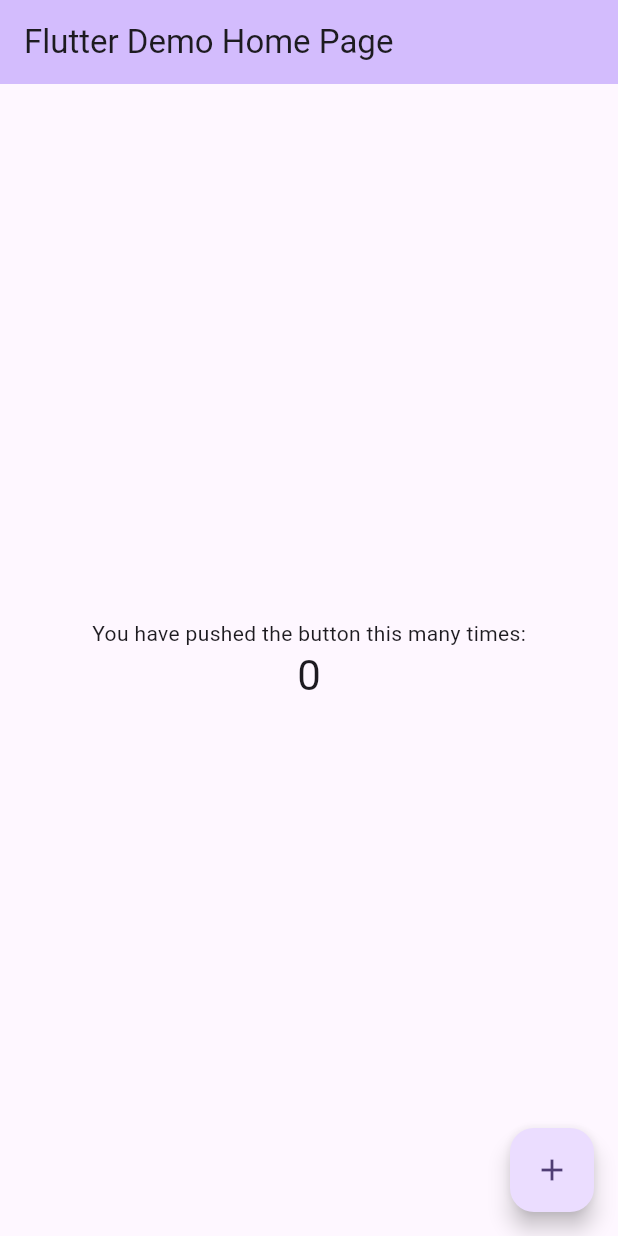
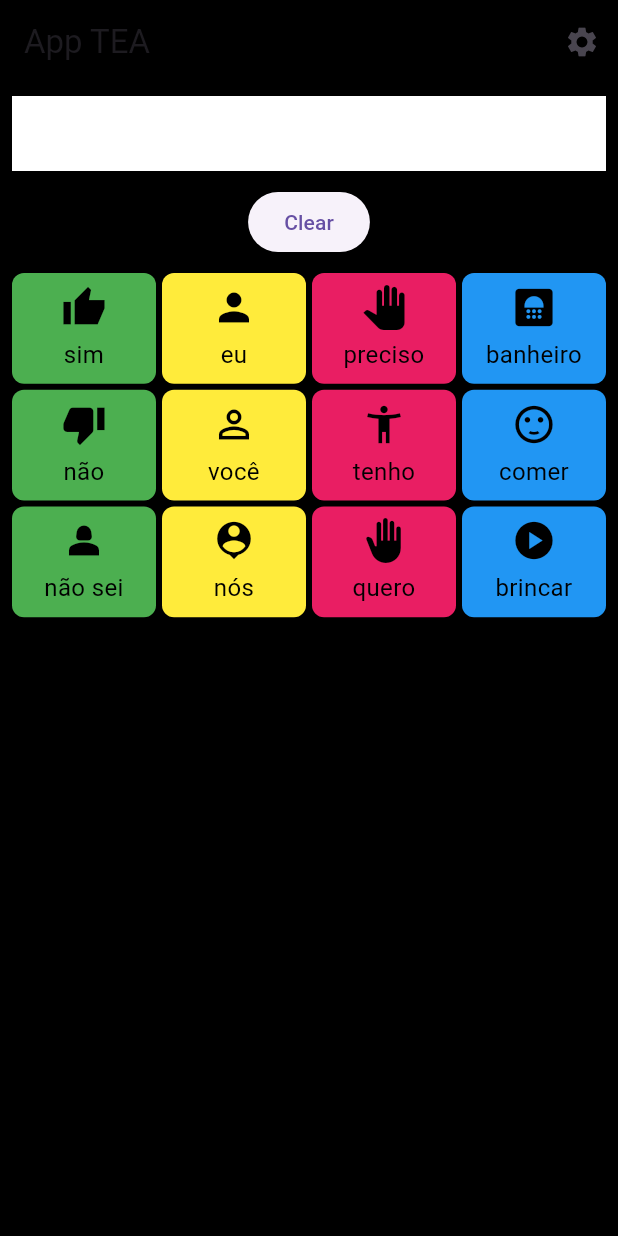
Before and after one commit to GaaDias/Aplicativo_CAA, a Flutter app: the screen it shows after launch, on a phone screen of 412 x 824 dp. Run offline on Flutter 3.47's test engine with Material 3 defaults, Android fonts, the phone set to English and light mode, and no system bars.

Commit message:
template home page

```diff
--- a/lib/main.dart
+++ b/lib/main.dart
@@ -1,125 +1,25 @@
 import 'package:flutter/material.dart';
+import 'screens/home_page.dart';
 
 void main() {
-  runApp(const MyApp());
+  runApp(TDSnapApp());
 }
 
-class MyApp extends StatelessWidget {
-  const MyApp({super.key});
-
-  // This widget is the root of your application.
+class TDSnapApp extends StatelessWidget {
   @override
   Widget build(BuildContext context) {
     return MaterialApp(
-      title: 'Flutter Demo',
-      theme: ThemeData(
-        // This is the theme of your application.
-        //
-        // TRY THIS: Try running your application with "flutter run". You'll see
-        // the application has a purple toolbar. Then, without quitting the app,
-        // try changing the seedColor in the colorScheme below to Colors.green
-        // and then invoke "hot reload" (save your changes or press the "hot
-        // reload" button in a Flutter-supported IDE, or press "r" if you used
-        // the command line to start the app).
-        //
-        // Notice that the counter didn't reset back to zero; the application
-        // state is not lost during the reload. To reset the state, use hot
-        // restart instead.
-        //
-        // This works for code too, not just values: Most code changes can be
-        // tested with just a hot reload.
-        colorScheme: ColorScheme.fromSeed(seedColor: Colors.deepPurple),
-        useMaterial3: true,
+      home: Scaffold(
+        backgroundColor: Colors.black,
+        appBar: AppBar(
+          title: Text('App TEA'),
+          backgroundColor: Colors.black87,
+          actions: [
+            IconButton(icon: Icon(Icons.settings), onPressed: () {}),
+          ],
+        ),
+        body: HomePage(),
       ),
-      home: const MyHomePage(title: 'Flutter Demo Home Page'),
     );
   }
 }
-
-class MyHomePage extends StatefulWidget {
-  const MyHomePage({super.key, required this.title});
-
-  // This widget is the home page of your application. It is stateful, meaning
-  // that it has a State object (defined below) that contains fields that affect
-  // how it looks.
-
-  // This class is the configuration for the state. It holds the values (in this
-  // case the title) provided by the parent (in this case the App widget) and
-  // used by the build method of the State. Fields in a Widget subclass are
-  // always marked "final".
-
-  final String title;
-
-  @override
-  State<MyHomePage> createState() => _MyHomePageState();
-}
-
-class _MyHomePageState extends State<MyHomePage> {
-  int _counter = 0;
-
-  void _incrementCounter() {
-    setState(() {
-      // This call to setState tells the Flutter framework that something has
-      // changed in this State, which causes it to rerun the build method below
-      // so that the display can reflect the updated values. If we changed
-      // _counter without calling setState(), then the build method would not be
-      // called again, and so nothing would appear to happen.
-      _counter++;
-    });
-  }
-
-  @override
-  Widget build(BuildContext context) {
-    // This method is rerun every time setState is called, for instance as done
-    // by the _incrementCounter method above.
-    //
-    // The Flutter framework has been optimized to make rerunning build methods
-    // fast, so that you can just rebuild anything that needs updating rather
-    // than having to individually change instances of widgets.
-    return Scaffold(
-      appBar: AppBar(
-        // TRY THIS: Try changing the color here to a specific color (to
-        // Colors.amber, perhaps?) and trigger a hot reload to see the AppBar
-        // change color while the other colors stay the same.
-        backgroundColor: Theme.of(context).colorScheme.inversePrimary,
-        // Here we take the value from the MyHomePage object that was created by
-        // the App.build method, and use it to set our appbar title.
-        title: Text(widget.title),
-      ),
-      body: Center(
-        // Center is a layout widget. It takes a single child and positions it
-        // in the middle of the parent.
-        child: Column(
-          // Column is also a layout widget. It takes a list of children and
-          // arranges them vertically. By default, it sizes itself to fit its
-          // children horizontally, and tries to be as tall as its parent.
-          //
-          // Column has various properties to control how it sizes itself and
-          // how it positions its children. Here we use mainAxisAlignment to
-          // center the children vertically; the main axis here is the vertical
-          // axis because Columns are vertical (the cross axis would be
-          // horizontal).
-          //
-          // TRY THIS: Invoke "debug painting" (choose the "Toggle Debug Paint"
-          // action in the IDE, or press "p" in the console), to see the
-          // wireframe for each widget.
-          mainAxisAlignment: MainAxisAlignment.center,
-          children: <Widget>[
-            const Text(
-              'You have pushed the button this many times:',
-            ),
-            Text(
-              '$_counter',
-              style: Theme.of(context).textTheme.headlineMedium,
-            ),
-          ],
-        ),
-      ),
-      floatingActionButton: FloatingActionButton(
-        onPressed: _incrementCounter,
-        tooltip: 'Increment',
-        child: const Icon(Icons.add),
-      ), // This trailing comma makes auto-formatting nicer for build methods.
-    );
-  }
-}
--- /dev/null
+++ b/lib/models/cards.dart
@@ -0,0 +1,9 @@
+import 'package:flutter/material.dart';
+
+class Cards {
+  final String label;
+  final Color color;
+  final IconData icon;
+
+  Cards(this.label, this.color, this.icon);
+}
--- /dev/null
+++ b/lib/screens/home_page.dart
@@ -0,0 +1,85 @@
+import 'package:flutter/material.dart';
+import '../models/cards.dart';
+import '../widgets/cards_widget.dart';
+
+class HomePage extends StatefulWidget {
+  @override
+  _HomePageState createState() => _HomePageState();
+}
+
+class _HomePageState extends State<HomePage> {
+  final List<Cards> buttons = [
+    Cards("sim", Colors.green, Icons.thumb_up_alt_sharp),
+    Cards("eu", Colors.yellow, Icons.person),
+    Cards("preciso", Colors.pink, Icons.pan_tool),
+    Cards("banheiro", Colors.blue, Icons.bathroom),
+    Cards("não", Colors.green, Icons.thumb_down),
+    Cards("você", Colors.yellow, Icons.person_outline),
+    Cards("tenho", Colors.pink, Icons.accessibility_new),
+    Cards("comer", Colors.blue, Icons.sentiment_satisfied),
+    Cards("não sei", Colors.green, Icons.person_2),
+    Cards("nós", Colors.yellow, Icons.person_pin),
+    Cards("quero", Colors.pink, Icons.back_hand),
+    Cards("brincar", Colors.blue, Icons.play_circle)
+  ];
+
+  List<String> selectedWords = [];
+
+  void addWord(String word) {
+    setState(() {
+      selectedWords.add(word);
+    });
+  }
+
+  void clearWords() {
+    setState(() {
+      selectedWords.clear();
+    });
+  }
+
+  @override
+  Widget build(BuildContext context) {
+    return Padding(
+      padding: const EdgeInsets.all(8.0),
+      child: Column(
+        children: [
+          Container(
+            padding: EdgeInsets.all(10),
+            color: Colors.white,
+            height: 50,
+            child: Align(
+              alignment: Alignment.centerLeft,
+              child: Text(
+                selectedWords.join(" "),
+                style: TextStyle(color: Colors.black, fontSize: 18),
+              ),
+            ),
+          ),
+          SizedBox(height: 10),
+          ElevatedButton(
+            onPressed: clearWords,
+            child: Text("Clear"),
+          ),
+          SizedBox(height: 10),
+          Expanded(
+            child: GridView.builder(
+              gridDelegate: SliverGridDelegateWithFixedCrossAxisCount(
+                crossAxisCount: 4,
+                childAspectRatio: 1.3,
+                mainAxisSpacing: 4,
+                crossAxisSpacing: 4,
+              ),
+              itemCount: buttons.length,
+              itemBuilder: (context, index) {
+                return CardsWidget(
+                  button: buttons[index],
+                  onTap: () => addWord(buttons[index].label),
+                );
+              },
+            ),
+          ),
+        ],
+      ),
+    );
+  }
+}
--- /dev/null
+++ b/lib/widgets/cards_widget.dart
@@ -0,0 +1,34 @@
+import 'package:flutter/material.dart';
+import '../models/cards.dart';
+
+class CardsWidget extends StatelessWidget {
+  final Cards button;
+  final VoidCallback onTap;
+
+  CardsWidget({required this.button, required this.onTap});
+
+  @override
+  Widget build(BuildContext context) {
+    return GestureDetector(
+      onTap: onTap,
+      child: Container(
+        decoration: BoxDecoration(
+          color: button.color,
+          borderRadius: BorderRadius.circular(8),
+        ),
+        child: Column(
+          mainAxisAlignment: MainAxisAlignment.center,
+          children: [
+            Icon(button.icon, size: 30, color: Colors.black),
+            SizedBox(height: 5),
+            Text(
+              button.label,
+              style: TextStyle(fontSize: 16, color: Colors.black),
+              textAlign: TextAlign.center,
+            ),
+          ],
+        ),
+      ),
+    );
+  }
+}
--- a/pubspec.yaml
+++ b/pubspec.yaml
@@ -30,6 +30,7 @@ environment:
 dependencies:
   flutter:
     sdk: flutter
+  http: ^1.2.2
 
 
   # The following adds the Cupertino Icons font to your application.
```
Also changed, not shown: lib/services/arasaac_service.dart (added), pubspec.lock.
